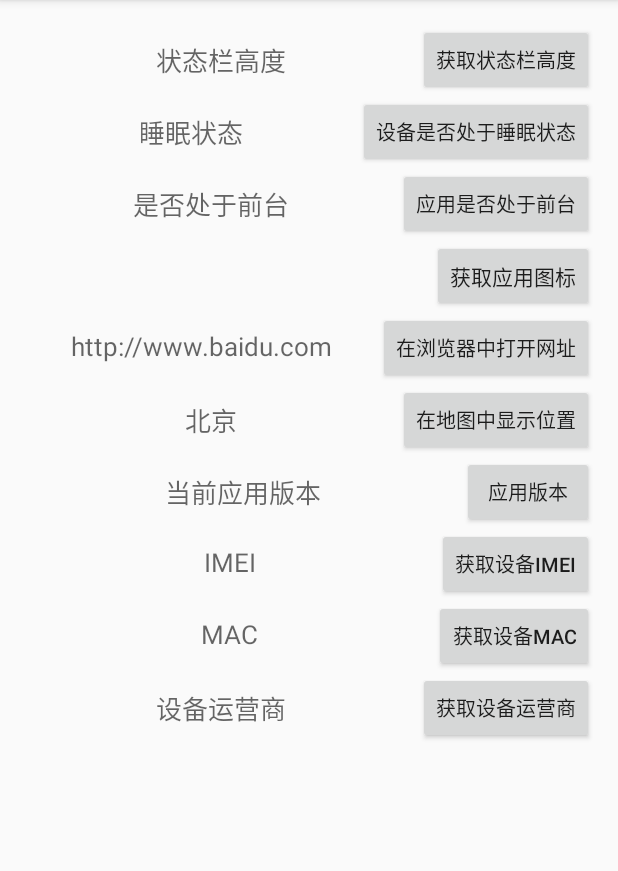
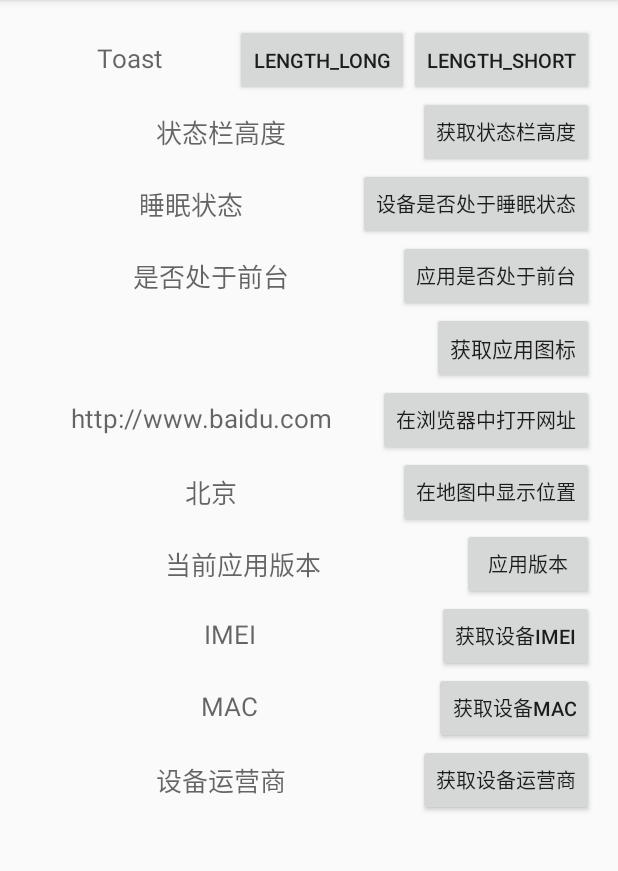
Before and after one commit to wanyt/AndroidUtils, an Android app: the screen it shows after launch (MainActivity), on a phone screen of 412 x 824 dp, the part 84-955 px from its top. Run offline under Robolectric (Android 15) with nearby library versions, the phone set to English and light mode, and no system bars; our stand-ins replace ButterKnife.

Commit message:
添加了自定义Toast的工具类

```diff
--- a/app/src/main/res/layout/activity_main.xml
+++ b/app/src/main/res/layout/activity_main.xml
@@ -14,6 +14,21 @@
         android:layout_width="match_parent"
         android:layout_height="match_parent"
         android:orientation="vertical">
+
+        <LinearLayout
+            style="@style/StyleLinearLayout">
+            <TextView
+                android:hint="Toast"
+                style="@style/TextShowValue"/>
+            <Button
+                android:id="@+id/bt_toast_long"
+                android:text="LENGTH_LONG"
+                style="@style/ButtonText" />
+            <Button
+                android:id="@+id/bt_toast_short"
+                android:text="LENGTH_short"
+                style="@style/ButtonText" />
+        </LinearLayout>
 
         <LinearLayout
             style="@style/StyleLinearLayout">
--- a/app/src/main/res/values/colors.xml
+++ b/app/src/main/res/values/colors.xml
@@ -3,4 +3,5 @@
     <color name="colorPrimary">#3F51B5</color>
     <color name="colorPrimaryDark">#303F9F</color>
     <color name="colorAccent">#FF4081</color>
+    <color name="white">#FFFFFF</color>
 </resources>
```
Also changed, not shown: app/src/main/java/com/wanyt/androidutils/MainActivity.java (+11 -0 lines), app/src/main/java/com/wanyt/androidutils/widget/MyToast.java (added, +113 -0 lines), app/src/main/res/drawable/toast_background.xml (added, +12 -0 lines), app/src/main/res/layout/layout_toast.xml (added, +24 -0 lines), app/src/main/res/drawable-xhdpi/icon_power.png (added).
